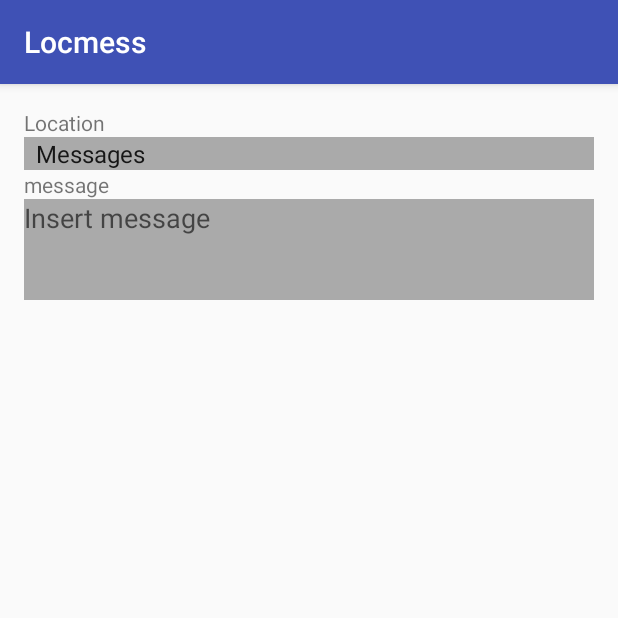
After one commit to goncalo-rodrigues/LocMess, an Android app: the PostMessageActivity screen opened directly, with no data from a screen before it, on a phone screen of 412 x 824 dp, the top half of it. The commit adds this screen. Run offline under Robolectric (Android 15) with nearby library versions, the phone set to English and light mode, and no system bars.

Commit message:
preparing send message sreen

```diff
--- a/Android/app/src/main/AndroidManifest.xml
+++ b/Android/app/src/main/AndroidManifest.xml
@@ -15,6 +15,7 @@
                 <category android:name="android.intent.category.LAUNCHER" />
             </intent-filter>
         </activity>
+        <activity android:name=".PostMessageActivity"></activity>
     </application>
 
 </manifest>
--- a/Android/app/src/main/java/pt/ulisboa/tecnico/locmess/MainActivity.java
+++ b/Android/app/src/main/java/pt/ulisboa/tecnico/locmess/MainActivity.java
@@ -1,10 +1,13 @@
 package pt.ulisboa.tecnico.locmess;
 
+import android.content.Intent;
+import android.support.design.widget.FloatingActionButton;
 import android.support.v7.app.AppCompatActivity;
 import android.os.Bundle;
 import android.support.v7.widget.LinearLayoutManager;
 import android.support.v7.widget.RecyclerView;
 import android.widget.ListView;
+import android.view.View;
 
 import java.util.ArrayList;
 import java.util.Date;
@@ -35,6 +38,20 @@ public class MainActivity extends ActivityWithDrawer{
         mRecyclerView.setAdapter(messagesAdapter);
 
 
+        FloatingActionButton myFab = (FloatingActionButton) findViewById(R.id.fabMain);
+        myFab.setOnClickListener(new View.OnClickListener() {
+            public void onClick(View v) {
+                sendMessage(v);
+            }
+        });
+
+
+
         super.onCreate(savedInstanceState);
     }
+
+    protected void sendMessage(View v){
+        Intent intent = new Intent(this, PostMessageActivity.class);
+        startActivity(intent);
+    }
 }
--- /dev/null
+++ b/Android/app/src/main/java/pt/ulisboa/tecnico/locmess/PostMessageActivity.java
@@ -0,0 +1,13 @@
+package pt.ulisboa.tecnico.locmess;
+
+import android.support.v7.app.AppCompatActivity;
+import android.os.Bundle;
+
+public class PostMessageActivity extends AppCompatActivity {
+
+    @Override
+    protected void onCreate(Bundle savedInstanceState) {
+        super.onCreate(savedInstanceState);
+        setContentView(R.layout.activity_post_message);
+    }
+}
--- a/Android/app/src/main/res/layout/activity_main.xml
+++ b/Android/app/src/main/res/layout/activity_main.xml
@@ -1,5 +1,6 @@
 <?xml version="1.0" encoding="utf-8"?>
 <android.support.v4.widget.DrawerLayout xmlns:android="http://schemas.android.com/apk/res/android"
+    xmlns:app="http://schemas.android.com/apk/res-auto"
     xmlns:tools="http://schemas.android.com/tools"
     android:id="@+id/activity_main"
     android:layout_width="match_parent"
@@ -25,7 +26,8 @@
             android:layout_alignParentBottom="true"
             android:layout_alignParentRight="true"
             android:layout_marginBottom="8dp"
-            android:layout_marginRight="8dp"/>
+            android:layout_marginRight="8dp"
+            android:id="@+id/fabMain" />
 
     </RelativeLayout>
     <include layout="@layout/drawer_layout" />
--- /dev/null
+++ b/Android/app/src/main/res/layout/activity_post_message.xml
@@ -0,0 +1,64 @@
+<?xml version="1.0" encoding="utf-8"?>
+<RelativeLayout xmlns:android="http://schemas.android.com/apk/res/android"
+    xmlns:tools="http://schemas.android.com/tools"
+    android:id="@+id/activity_post_message"
+    android:layout_width="match_parent"
+    android:layout_height="match_parent"
+    android:paddingBottom="@dimen/activity_vertical_margin"
+    android:paddingLeft="@dimen/activity_horizontal_margin"
+    android:paddingRight="@dimen/activity_horizontal_margin"
+    android:paddingTop="@dimen/activity_vertical_margin"
+    tools:context="pt.ulisboa.tecnico.locmess.PostMessageActivity">
+
+    <ScrollView
+        android:layout_width="match_parent"
+        android:layout_height="match_parent"
+        android:id="@+id/ScrolView1"
+        android:layout_alignParentTop="true"
+        android:layout_alignParentLeft="true"
+        android:layout_alignParentStart="true">
+
+        <LinearLayout
+            android:layout_width="match_parent"
+            android:layout_height="wrap_content"
+            android:orientation="vertical"
+            android:id="@+id/linearLayou1" >
+
+            <TextView
+                android:text="Location"
+                android:layout_width="match_parent"
+                android:layout_height="wrap_content"
+                android:id="@+id/textView" />
+
+            <Spinner
+                android:layout_width="match_parent"
+                android:layout_height="wrap_content"
+                android:id="@+id/spinner2"
+                android:entries="@array/drawer_items"
+                android:background="@android:color/darker_gray" />
+
+            <TextView
+                android:text="message"
+                android:layout_width="match_parent"
+                android:layout_height="wrap_content"
+                android:id="@+id/message" />
+
+            <EditText
+                android:inputType="textMultiLine"
+                android:gravity="start"
+                android:textAlignment="textStart"
+                android:minLines="3"
+                android:layout_width="match_parent"
+                android:layout_height="wrap_content"
+                android:scrollbars="vertical"
+                android:ems="10"
+                android:id="@+id/editText2"
+                android:hint="Insert message"
+                android:background="@android:color/darker_gray"/>
+
+        </LinearLayout>
+    </ScrollView>
+</RelativeLayout>
+
+
+    <!--android:lines="5"-->
```
Also changed, not shown: 2 other files.
